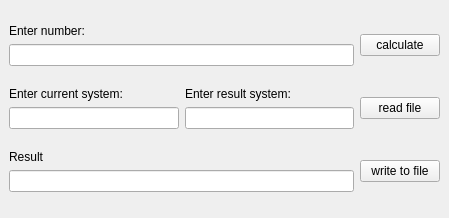
Before: the Qt Designer form QT_NumsConverter/mainwindow.ui in Cursor010/QT_NumConverter, drawn with Qt 5.
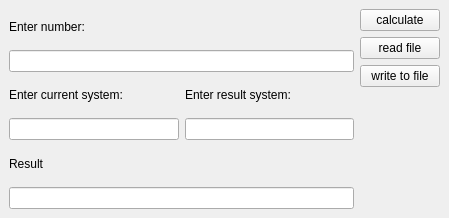
After: the same form once the commit is applied.

Patch:
```diff
--- a/QT_NumsConverter/mainwindow.ui
+++ b/QT_NumsConverter/mainwindow.ui
@@ -15,58 +15,9 @@
   </property>
   <widget class="QWidget" name="centralwidget">
    <layout class="QGridLayout" name="gridLayout">
-    <item row="1" column="0">
-     <layout class="QVBoxLayout" name="verticalLayout_3">
-      <item>
-       <widget class="QLabel" name="label_2">
-        <property name="text">
-         <string>Enter current system:</string>
-        </property>
-       </widget>
-      </item>
-      <item>
-       <widget class="QLineEdit" name="lineInputSystem"/>
-      </item>
-     </layout>
-    </item>
-    <item row="0" column="2">
-     <widget class="QPushButton" name="pushButton">
-      <property name="text">
-       <string>calculate</string>
-      </property>
-     </widget>
-    </item>
-    <item row="2" column="0" colspan="2">
-     <layout class="QVBoxLayout" name="verticalLayout_2">
-      <item>
-       <widget class="QLabel" name="label_4">
-        <property name="text">
-         <string>Result</string>
-        </property>
-       </widget>
-      </item>
-      <item>
-       <widget class="QLineEdit" name="lineResNum"/>
-      </item>
-     </layout>
-    </item>
-    <item row="1" column="1">
+    <item row="0" column="0">
      <layout class="QVBoxLayout" name="verticalLayout">
       <item>
-       <widget class="QLabel" name="label_3">
-        <property name="text">
-         <string>Enter result system:</string>
-        </property>
-       </widget>
-      </item>
-      <item>
-       <widget class="QLineEdit" name="lineResSystem"/>
-      </item>
-     </layout>
-    </item>
-    <item row="0" column="0" colspan="2">
-     <layout class="QVBoxLayout" name="verticalLayout_4">
-      <item>
        <widget class="QLabel" name="label">
         <property name="text">
          <string>Enter number:</string>
@@ -78,19 +29,89 @@
       </item>
      </layout>
     </item>
-    <item row="1" column="2">
-     <widget class="QPushButton" name="pushButton_2">
-      <property name="text">
-       <string>read file</string>
-      </property>
-     </widget>
+    <item row="0" column="1" rowspan="2">
+     <layout class="QVBoxLayout" name="verticalLayout_5">
+      <item>
+       <widget class="QPushButton" name="pushButton">
+        <property name="text">
+         <string>calculate</string>
+        </property>
+       </widget>
+      </item>
+      <item>
+       <widget class="QPushButton" name="pushButton_2">
+        <property name="text">
+         <string>read file</string>
+        </property>
+       </widget>
+      </item>
+      <item>
+       <widget class="QPushButton" name="pushButton_3">
+        <property name="text">
+         <string>write to file</string>
+        </property>
+       </widget>
+      </item>
+      <item>
+       <spacer name="verticalSpacer">
+        <property name="orientation">
+         <enum>Qt::Vertical</enum>
+        </property>
+        <property name="sizeHint" stdset="0">
+         <size>
+          <width>20</width>
+          <height>40</height>
+         </size>
+        </property>
+       </spacer>
+      </item>
+     </layout>
     </item>
-    <item row="2" column="2">
-     <widget class="QPushButton" name="pushButton_3">
-      <property name="text">
-       <string>write to file</string>
-      </property>
-     </widget>
+    <item row="1" column="0">
+     <layout class="QHBoxLayout" name="horizontalLayout">
+      <item>
+       <layout class="QVBoxLayout" name="verticalLayout_2">
+        <item>
+         <widget class="QLabel" name="label_2">
+          <property name="text">
+           <string>Enter current system:</string>
+          </property>
+         </widget>
+        </item>
+        <item>
+         <widget class="QLineEdit" name="lineInputSystem"/>
+        </item>
+       </layout>
+      </item>
+      <item>
+       <layout class="QVBoxLayout" name="verticalLayout_3">
+        <item>
+         <widget class="QLabel" name="label_3">
+          <property name="text">
+           <string>Enter result system:</string>
+          </property>
+         </widget>
+        </item>
+        <item>
+         <widget class="QLineEdit" name="lineResSystem"/>
+        </item>
+       </layout>
+      </item>
+     </layout>
+    </item>
+    <item row="2" column="0">
+     <layout class="QVBoxLayout" name="verticalLayout_4">
+      <item>
+       <widget class="QLabel" name="label_4">
+        <property name="text">
+         <string>Result</string>
+        </property>
+       </widget>
+      </item>
+      <item>
+       <widget class="QLineEdit" name="lineResNum"/>
+      </item>
+     </layout>
     </item>
    </layout>
   </widget>
```
